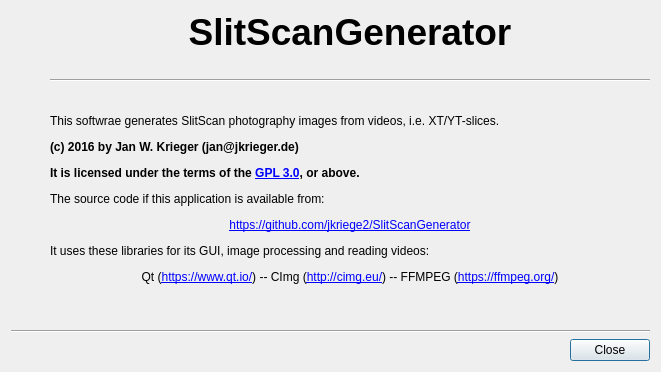
The window that SlitScanGenerator/aboutbox.ui (jkriege2/SlitScanGenerator) describes before a commit, drawn with Qt 5.
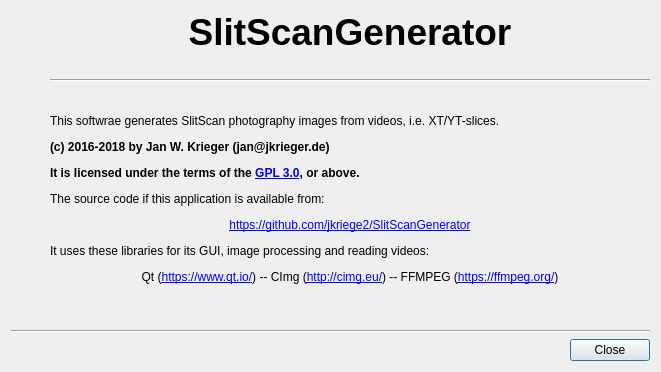
The same window after the commit. Icons and pictures are not drawn.

Commit message: prepare and preview for roll/pitch through image stack

```diff
--- a/SlitScanGenerator/aboutbox.ui
+++ b/SlitScanGenerator/aboutbox.ui
@@ -74,7 +74,7 @@
    <item row="4" column="2">
     <widget class="QLabel" name="labelText">
      <property name="text">
-      <string>&lt;html&gt;&lt;head/&gt;&lt;body&gt;&lt;p&gt;This softwrae generates SlitScan photography images from videos, i.e. XT/YT-slices.&lt;/p&gt;&lt;p&gt;&lt;span style=&quot; font-weight:600;&quot;&gt;(c) 2016 by Jan W. Krieger (jan@jkrieger.de)&lt;/span&gt;&lt;/p&gt;&lt;p&gt;&lt;span style=&quot; font-weight:600;&quot;&gt;It is licensed under the terms of the &lt;/span&gt;&lt;a href=&quot;https://www.gnu.org/licenses/gpl-3.0.html&quot;&gt;&lt;span style=&quot; font-weight:600; text-decoration: underline; color:#0000ff;&quot;&gt;GPL 3.0&lt;/span&gt;&lt;/a&gt;&lt;span style=&quot; font-weight:600;&quot;&gt;, or above.&lt;/span&gt;&lt;/p&gt;&lt;p&gt;The source code if this application is available from:&lt;/p&gt;&lt;p align=&quot;center&quot;&gt;&lt;a href=&quot;https://github.com/jkriege2/SlitScanGenerator&quot;&gt;&lt;span style=&quot; text-decoration: underline; color:#0000ff;&quot;&gt;https://github.com/jkriege2/SlitScanGenerator&lt;/span&gt;&lt;/a&gt;&lt;/p&gt;&lt;p&gt;It uses these libraries for its GUI, image processing and reading videos:&lt;/p&gt;&lt;p align=&quot;center&quot;&gt;Qt (&lt;a href=&quot;https://www.qt.io/&quot;&gt;&lt;span style=&quot; text-decoration: underline; color:#0000ff;&quot;&gt;https://www.qt.io/&lt;/span&gt;&lt;/a&gt;) -- CImg (&lt;a href=&quot;http://cimg.eu/&quot;&gt;&lt;span style=&quot; text-decoration: underline; color:#0000ff;&quot;&gt;http://cimg.eu/&lt;/span&gt;&lt;/a&gt;) -- FFMPEG (&lt;a href=&quot;https://ffmpeg.org/&quot;&gt;&lt;span style=&quot; text-decoration: underline; color:#0000ff;&quot;&gt;https://ffmpeg.org/&lt;/span&gt;&lt;/a&gt;)&lt;/p&gt;&lt;p align=&quot;center&quot;&gt;&lt;br/&gt;&lt;/p&gt;&lt;/body&gt;&lt;/html&gt;</string>
+      <string>&lt;html&gt;&lt;head/&gt;&lt;body&gt;&lt;p&gt;This softwrae generates SlitScan photography images from videos, i.e. XT/YT-slices.&lt;/p&gt;&lt;p&gt;&lt;span style=&quot; font-weight:600;&quot;&gt;(c) 2016-2018 by Jan W. Krieger (jan@jkrieger.de)&lt;/span&gt;&lt;/p&gt;&lt;p&gt;&lt;span style=&quot; font-weight:600;&quot;&gt;It is licensed under the terms of the &lt;/span&gt;&lt;a href=&quot;https://www.gnu.org/licenses/gpl-3.0.html&quot;&gt;&lt;span style=&quot; font-weight:600; text-decoration: underline; color:#0000ff;&quot;&gt;GPL 3.0&lt;/span&gt;&lt;/a&gt;&lt;span style=&quot; font-weight:600;&quot;&gt;, or above.&lt;/span&gt;&lt;/p&gt;&lt;p&gt;The source code if this application is available from:&lt;/p&gt;&lt;p align=&quot;center&quot;&gt;&lt;a href=&quot;https://github.com/jkriege2/SlitScanGenerator&quot;&gt;&lt;span style=&quot; text-decoration: underline; color:#0000ff;&quot;&gt;https://github.com/jkriege2/SlitScanGenerator&lt;/span&gt;&lt;/a&gt;&lt;/p&gt;&lt;p&gt;It uses these libraries for its GUI, image processing and reading videos:&lt;/p&gt;&lt;p align=&quot;center&quot;&gt;Qt (&lt;a href=&quot;https://www.qt.io/&quot;&gt;&lt;span style=&quot; text-decoration: underline; color:#0000ff;&quot;&gt;https://www.qt.io/&lt;/span&gt;&lt;/a&gt;) -- CImg (&lt;a href=&quot;http://cimg.eu/&quot;&gt;&lt;span style=&quot; text-decoration: underline; color:#0000ff;&quot;&gt;http://cimg.eu/&lt;/span&gt;&lt;/a&gt;) -- FFMPEG (&lt;a href=&quot;https://ffmpeg.org/&quot;&gt;&lt;span style=&quot; text-decoration: underline; color:#0000ff;&quot;&gt;https://ffmpeg.org/&lt;/span&gt;&lt;/a&gt;)&lt;/p&gt;&lt;p align=&quot;center&quot;&gt;&lt;br/&gt;&lt;/p&gt;&lt;/body&gt;&lt;/html&gt;</string>
      </property>
      <property name="openExternalLinks">
       <bool>true</bool>
```
The commit also changes 10 other files.
